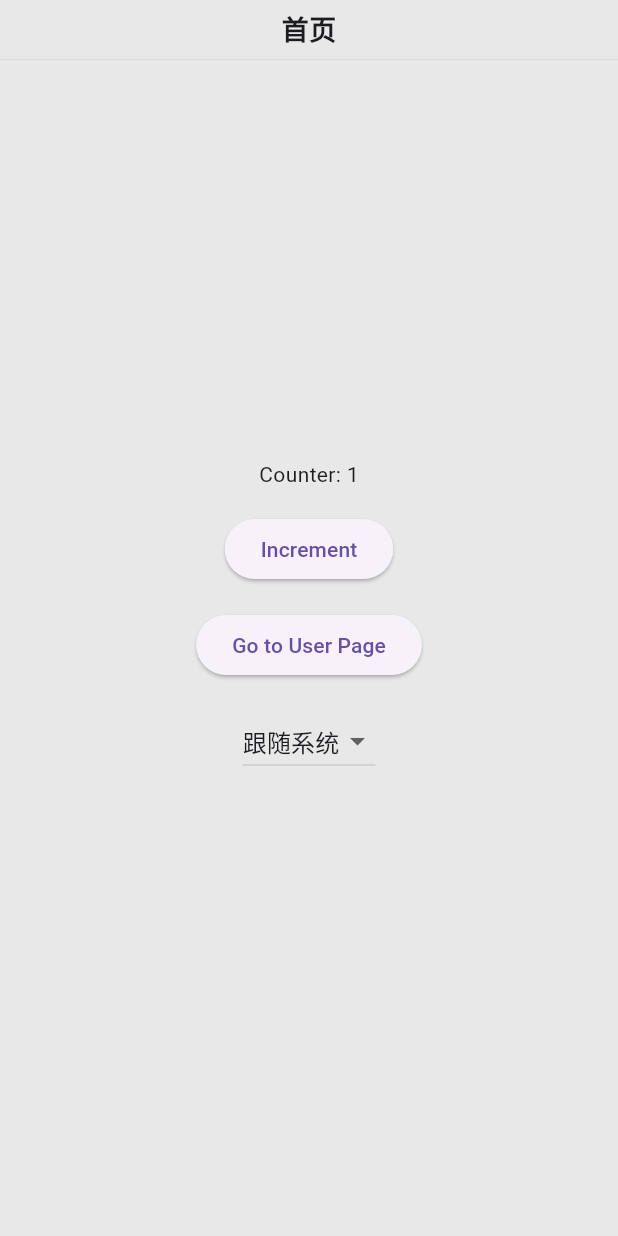
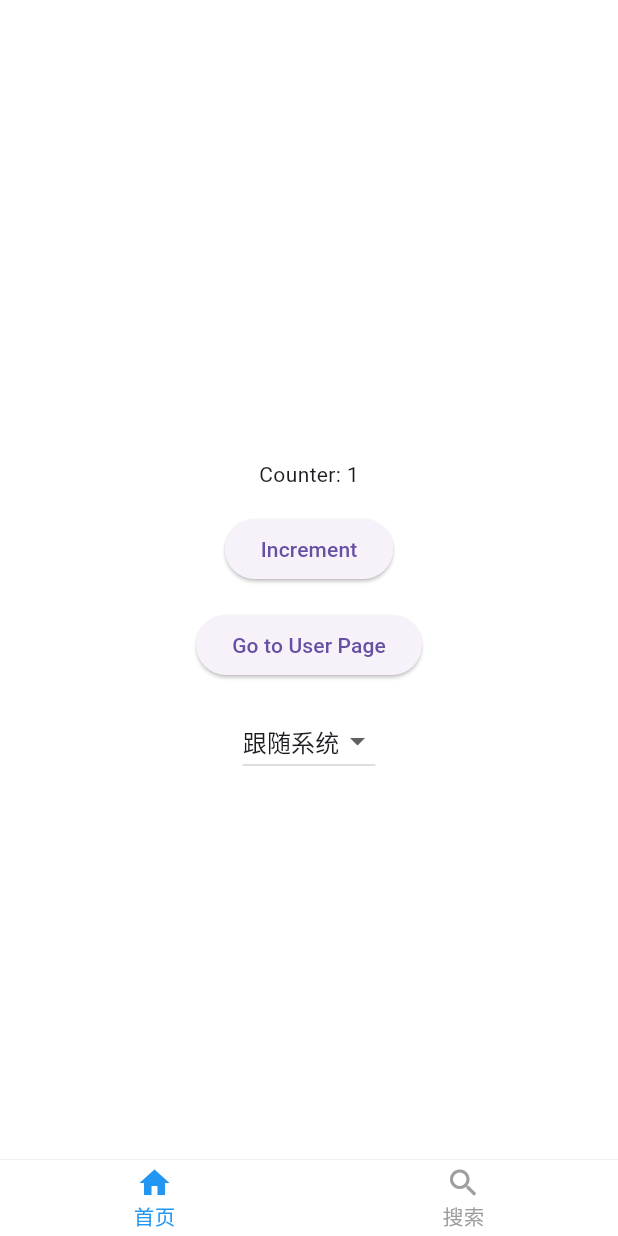
Before and after one commit to CHN-XCZ/firefly, a Flutter app: the HomePage screen opened by its route, after a tap on "Increment", on a phone screen of 412 x 824 dp. Run offline on Flutter 3.47's test engine with Material 3 defaults, Android fonts, the phone set to English and light mode, and no system bars; our stand-ins replace dio, flutter_hooks, flutter_riverpod, flutter_screenutil, freezed_annotation, go_router and 2 more; accounts and stored records are empty.

Commit message:
add CustomBottomNavBar

```diff
--- a/analysis_options.yaml
+++ b/analysis_options.yaml
@@ -3,3 +3,4 @@ analyzer:
   errors:
     file_names: ignore
     deprecated_member_use: ignore
+    use_key_in_widget_constructors: ignore
--- a/lib/base/LifecycleAwareFlexibleAppBar.dart
+++ b/lib/base/LifecycleAwareFlexibleAppBar.dart
@@ -5,6 +5,7 @@ import 'dart:ui';
 import 'package:flutter/cupertino.dart';
 import 'package:flutter/material.dart';
 
+import '../config.dart';
 import '../theme/app_theme.dart';
 
 abstract class LifecycleAwareFlexibleAppBar extends StatefulWidget {
@@ -93,37 +94,31 @@ class _LifecycleAwareFlexibleAppBarState
   Widget build(BuildContext context) {
     final double statusBarHeight = MediaQuery.of(context).padding.top;
     final customTheme = getCustomTheme(context);
+    final backgroundColor = Theme.of(context).primaryColor.withOpacity(0.6);
     return ValueListenableBuilder(
       valueListenable: _scrolled,
       builder: (context, bool isScrolled, _) {
         return ClipRect(
           child: BackdropFilter(
             filter: ImageFilter.blur(
-                sigmaX: isScrolled ? 60.0 : 0, sigmaY: isScrolled ? 60.0 : 0),
+                sigmaX: (isScrolled | !widget.enableScrollListener) ? 50.0 : 0,
+                sigmaY: (isScrolled | !widget.enableScrollListener) ? 50.0 : 0),
             child: Container(
-              height: 40 + statusBarHeight,
+              height: statusBarHeight + kAppBarHeight,
               padding: EdgeInsets.only(
                 top: statusBarHeight,
               ),
               decoration: BoxDecoration(
-                color: (isScrolled
-                    ? Theme.of(context).primaryColor.withOpacity(0.8)
+                color: ((isScrolled | !widget.enableScrollListener)
+                    ? backgroundColor
                     : widget.initialBackgroundColor), // 半透明
-                boxShadow: isScrolled
-                    ? [const BoxShadow(color: Colors.black12, blurRadius: 4)]
-                    : [],
                 border: Border(
                   bottom: BorderSide(
-                    color: widget.enableScrollListener
-                        ? isScrolled
-                            ? customTheme.borderColor
-                            : Colors.transparent
-                        : customTheme.borderColor,
-                    width: widget.enableScrollListener
-                        ? isScrolled
-                            ? 0.2
-                            : 0
-                        : 0.2,
+                    color: (isScrolled | !widget.enableScrollListener)
+                        ? customTheme.borderColor
+                        : Colors.transparent,
+                    width:
+                        (isScrolled | !widget.enableScrollListener) ? 0.4 : 0,
                   ),
                 ),
               ),
@@ -135,7 +130,9 @@ class _LifecycleAwareFlexibleAppBarState
                           icon: Icon(
                             size: 20,
                             CupertinoIcons.chevron_left,
-                            color: isScrolled ? Colors.black : Colors.white,
+                            color: (isScrolled | !widget.enableScrollListener)
+                                ? Colors.black
+                                : Colors.white,
                           ),
                           onPressed:
                               widget.onBack ?? () => Navigator.pop(context),
--- /dev/null
+++ b/lib/config.dart
@@ -0,0 +1,6 @@
+import 'package:flutter_screenutil/flutter_screenutil.dart';
+
+
+double kBottomBarHeight = 45.w;// 底部标题栏高度
+
+double kAppBarHeight = 35.w;// 顶部标题栏高度
--- a/lib/pages/home_page.dart
+++ b/lib/pages/home_page.dart
@@ -15,10 +15,10 @@ class HomePage extends ConsumerWidget {
     final count = ref.watch(counterProvider);
     final themeMode = ref.watch(themeModeProvider);
     return FlexibleScaffold(
-      appBar: ImprovisationAppBar(
-        ref: ref,
-        title: '首页',
-      ),
+      // appBar: ImprovisationAppBar(
+      //   ref: ref,
+      //   title: '首页',
+      // ),
       body: Center(
         child: Column(
           mainAxisAlignment: MainAxisAlignment.center,
--- /dev/null
+++ b/lib/pages/widgets/custom_bottom_navbar.dart
@@ -0,0 +1,96 @@
+import 'dart:ui';
+
+import 'package:flutter/material.dart';
+import 'package:flutter_screenutil/flutter_screenutil.dart';
+import 'package:go_router/go_router.dart';
+import 'package:hooks_riverpod/hooks_riverpod.dart';
+import 'package:shared_preferences/shared_preferences.dart';
+
+import '../../config.dart';
+import '../../providers/app_providers.dart';
+import '../../theme/app_theme.dart';
+
+class CustomBottomNavBar extends HookConsumerWidget {
+  @override
+  Widget build(BuildContext context, WidgetRef ref) {
+    final index = ref.watch(bottomNavIndexProvider);
+    final notifier = ref.read(bottomNavIndexProvider.notifier);
+    final customTheme = getCustomTheme(context);
+    final backgroundColor = Theme.of(context).primaryColor.withOpacity(0.6);
+    final tabs = [
+      {'icon': Icons.home, 'label': '首页', 'path': '/home'},
+      {'icon': Icons.search, 'label': '搜索', 'path': '/search'},
+      // {'icon': Icons.person, 'label': '我的', 'path': '/profile'},
+    ];
+    final double statusBarHeight = MediaQuery.of(context).padding.bottom;
+    return ClipRect(
+      child: BackdropFilter(
+        filter: ImageFilter.blur(sigmaX: 50.0, sigmaY: 50.0),
+        child: Container(
+          height: statusBarHeight + kBottomBarHeight,
+          padding: EdgeInsets.only(bottom: statusBarHeight),
+          decoration: BoxDecoration(
+              color: backgroundColor,
+              border: Border(
+                  top: BorderSide(color: customTheme.borderColor, width: 0.4))),
+          child: Row(
+            mainAxisAlignment: MainAxisAlignment.spaceAround,
+            children: List.generate(tabs.length, (i) {
+              final isActive = i == index;
+              return Expanded(
+                flex: 1, // 每项等宽
+                child: GestureDetector(
+                  onTap: () async {
+                    notifier.state = i;
+                    final prefs = await SharedPreferences.getInstance();
+                    await prefs.setInt('last_tab', i);
+                    // ignore: use_build_context_synchronously
+                    context.go(tabs[i]['path'] as String);
+                  },
+                  child: Container(
+                    color: Colors.transparent,
+                    child: Column(
+                      mainAxisAlignment: MainAxisAlignment.center,
+                      children: [
+                        Icon(tabs[i]['icon'] as IconData,
+                            color: isActive ? Colors.blue : Colors.grey),
+                        Text(tabs[i]['label'] as String,
+                            style: TextStyle(
+                              color: isActive ? Colors.blue : Colors.grey,
+                              fontSize: 12.sp,
+                            )),
+                      ],
+                    ),
+                  ),
+                ),
+              );
+            }),
+          ),
+        ),
+      ),
+    );
+  }
+}
+
+class MainScaffold extends StatelessWidget {
+  final Widget child;
+
+  const MainScaffold({super.key, required this.child});
+
+  @override
+  Widget build(BuildContext context) {
+    return Scaffold(
+      body: Stack(
+        children: [
+          Positioned.fill(child: child),
+          Positioned(
+            bottom: 0,
+            left: 0,
+            right: 0,
+            child: CustomBottomNavBar(),
+          ),
+        ],
+      ),
+    );
+  }
+}
--- a/lib/pages/widgets/flexible_app_bar.dart
+++ b/lib/pages/widgets/flexible_app_bar.dart
@@ -3,6 +3,7 @@ import 'package:flutter_riverpod/flutter_riverpod.dart';
 import '../../base/LifecycleAwareFlexibleAppBar.dart';
 import '../../providers/app_providers.dart';
 
+/// 这个类是一个自定义的AppBar，继承自LifecycleAwareFlexibleAppBar,会根据滑动状态来改变AppBar的颜色和标题
 class SImprovisationAppBar extends LifecycleAwareFlexibleAppBar {
   final WidgetRef ref;
 
@@ -22,6 +23,7 @@ class SImprovisationAppBar extends LifecycleAwareFlexibleAppBar {
   }
 }
 
+/// 这个类是一个自定义的AppBar，继承自LifecycleAwareFlexibleAppBar,他不会根据滑动状态来改变AppBar的颜色和标题
 class ImprovisationAppBar extends LifecycleAwareFlexibleAppBar {
   final WidgetRef ref;
 
--- a/lib/pages/widgets/flexible_scaffold.dart
+++ b/lib/pages/widgets/flexible_scaffold.dart
@@ -1,13 +1,14 @@
 import 'package:flutter/material.dart';
 
+/// 它是一个灵活的Scaffold组件，可以根据需要自定义AppBar和Body
 class FlexibleScaffold extends StatelessWidget {
   final Widget body;
-  final Widget appBar;
+  final Widget? appBar;
 
   const FlexibleScaffold({
     super.key,
     required this.body,
-    required this.appBar,
+    this.appBar,
   });
 
   @override
@@ -20,7 +21,7 @@ class FlexibleScaffold extends StatelessWidget {
             top: 0,
             left: 0,
             right: 0,
-            child: appBar,
+            child: appBar != null ? appBar! : const SizedBox(),
           ),
         ],
       ),
--- a/lib/providers/app_providers.dart
+++ b/lib/providers/app_providers.dart
@@ -28,6 +28,9 @@ class AppBarNotifier extends StateNotifier<double> {
 //* AppBar 滚动状态
 final appBarScrolledProvider = StateProvider<bool>((ref) => false);
 
+//* bottomNavigationBar 选中索引
+final bottomNavIndexProvider = StateProvider<int>((ref) => 0);
+
 // 异步请求用户信息
 final userProvider = FutureProvider<User>((ref) async {
   final api = ApiService();
--- a/lib/routes/app_router.dart
+++ b/lib/routes/app_router.dart
@@ -1,14 +1,48 @@
+import 'package:flutter/cupertino.dart';
 import 'package:flutter_riverpod/flutter_riverpod.dart';
 import 'package:go_router/go_router.dart';
 import '../pages/home_page.dart';
 import '../pages/user_page.dart';
+import '../pages/widgets/custom_bottom_navbar.dart';
+import '../providers/app_providers.dart';
+
+final _shellNavigatorKey = GlobalKey<NavigatorState>();
 
 final routerProvider = Provider<GoRouter>((ref) {
-  return GoRouter(
-    routes: [
-      GoRoute(path: '/', builder: (_, __) => const HomePage()),
-      // GoRoute(path: '/', builder: (_, __) => const UserPage()),
-      GoRoute(path: '/user', builder: (_, __) => const UserPage()),
-    ],
-  );
+  return GoRouter(initialLocation: '/home', routes: [
+    ShellRoute(
+      navigatorKey: _shellNavigatorKey,
+      builder: (context, state, child) {
+        final path = state.uri.path;
+        final index = _resolveTabIndex(path);
+        WidgetsBinding.instance.addPostFrameCallback((_) {
+          ref.read(bottomNavIndexProvider.notifier).state = index;
+        });
+        return MainScaffold(child: child); // 统一底部导航栏
+      },
+      routes: [
+        GoRoute(
+          path: '/home',
+          name: 'home',
+          pageBuilder: (context, state) => const NoTransitionPage(
+            child: HomePage(),
+          ),
+        ),
+        GoRoute(
+          path: '/search',
+          name: 'search',
+          pageBuilder: (context, state) => const NoTransitionPage(
+            child: UserPage(),
+          ),
+        ),
+      ],
+    ),
+    GoRoute(path: '/user', builder: (_, __) => const UserPage()),
+  ]);
 });
+
+int _resolveTabIndex(String path) {
+  if (path.startsWith('/home')) return 0;
+  if (path.startsWith('/search')) return 1;
+  return 0;
+}
--- a/lib/theme/app_theme.dart
+++ b/lib/theme/app_theme.dart
@@ -12,9 +12,9 @@ class AppTheme {
     ),
     brightness: Brightness.light,
     primarySwatch: Colors.blue,
-    primaryColor: const Color.fromARGB(255, 232, 232, 232), //主题色
+    primaryColor: const Color.fromARGB(255, 255, 255, 255), //主题色
     scaffoldBackgroundColor:
-        const Color.fromARGB(255, 232, 232, 232), //整个页面（Scaffold）背景色
+        const Color.fromARGB(255, 255, 255, 255), //整个页面（Scaffold）背景色
     appBarTheme: const AppBarTheme(color: Colors.black),
     extensions: const <ThemeExtension<dynamic>>[
       AppCustomTheme(
```
Also changed, not shown: lib/main.dart (+16 -4 lines), lib/pages/user_page.dart (+13 -14 lines), 1 other file.
